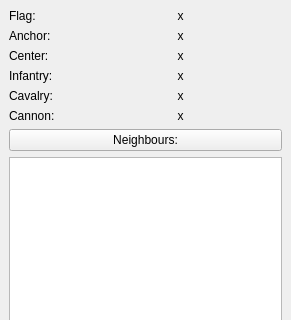
Old version of the form ksirkskineditor/ksirkcountrydefinition.ui in the repository KDE/ksirk; both pictures show x 0 to 291 and y 0 to 320 of the 291 by 550 pixel window.
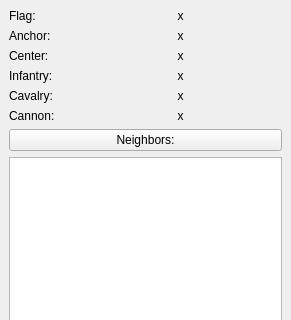
New version of the form. Custom widgets are drawn as their Qt base class.

```diff
--- a/ksirkskineditor/ksirkcountrydefinition.ui
+++ b/ksirkskineditor/ksirkcountrydefinition.ui
@@ -340,7 +340,7 @@
 A list of all the world's countries will be shown and you will be able to select the countries using the mouse and the Ctrl and Shift keys.</string>
       </property>
       <property name="text" >
-       <string>Neighbours:</string>
+       <string>Neighbors:</string>
       </property>
      </widget>
     </item>
```
Left out of the diff: 8 changed lines with no effect on the pictures.
